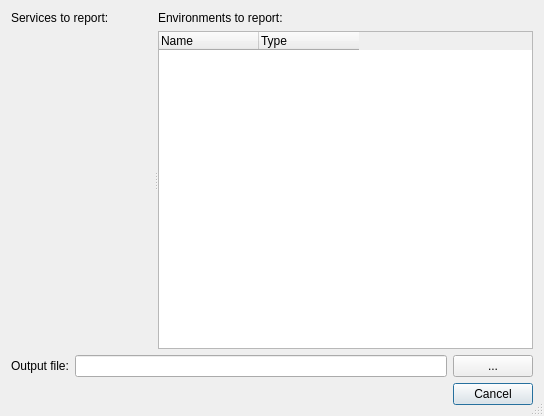
Before: the Qt Designer form src/mxdreportdialog/mxdreportdialog.ui in cityofaustin/ags-service-publisher-gui, drawn with Qt 5.
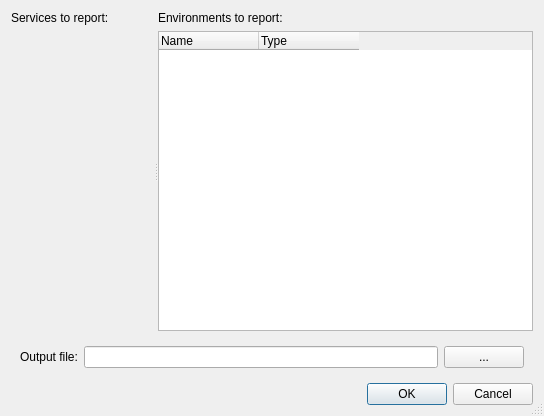
After: the same form once the commit is applied. Custom widgets are drawn as their Qt base class.

The edit to the form file:
```diff
--- a/src/mxdreportdialog/mxdreportdialog.ui
+++ b/src/mxdreportdialog/mxdreportdialog.ui
@@ -100,7 +100,7 @@
       <enum>Qt::Horizontal</enum>
      </property>
      <property name="standardButtons">
-      <set>QDialogButtonBox::Cancel</set>
+      <set>QDialogButtonBox::Cancel|QDialogButtonBox::Ok</set>
      </property>
     </widget>
    </item>
@@ -112,10 +112,7 @@
        <verstretch>0</verstretch>
       </sizepolicy>
      </property>
-     <layout class="QHBoxLayout" name="horizontalLayout_4">
-      <property name="margin">
-       <number>0</number>
-      </property>
+     <layout class="QHBoxLayout" name="horizontalLayout">
       <item>
        <widget class="QLabel" name="label_3">
         <property name="text">
```
Left out of the diff: 15 changed lines with no effect on the pictures.
